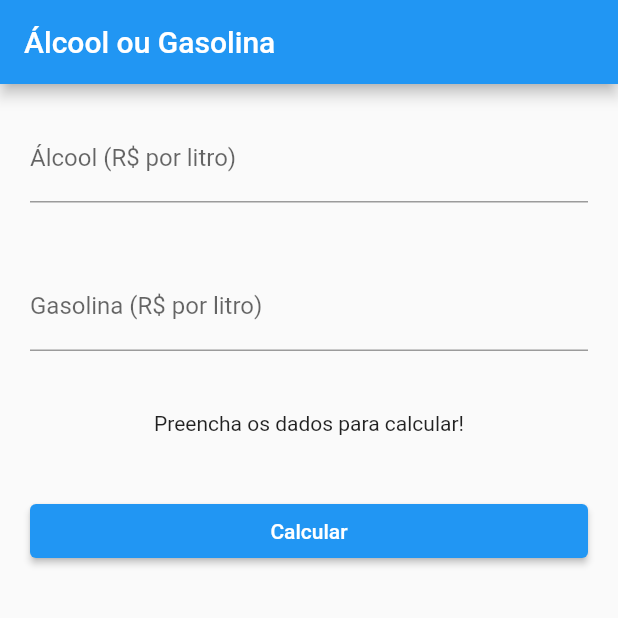
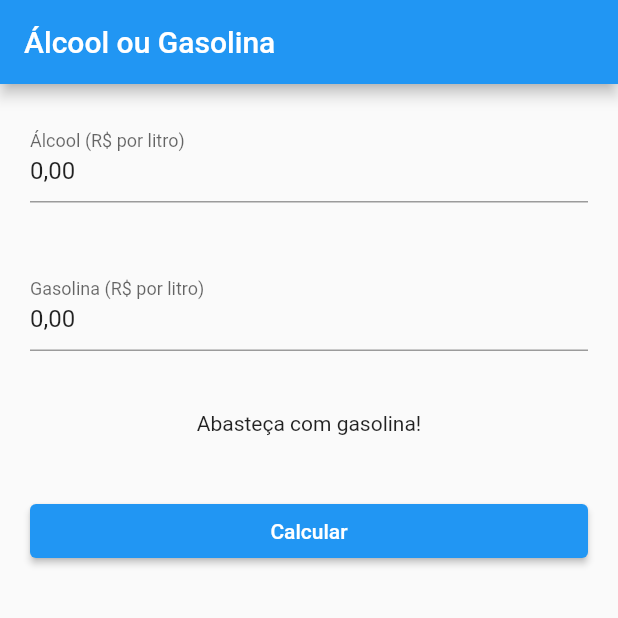
Before and after one commit to douglazsilva/alcohol_gasoline, a Flutter app: the screen it shows after launch, after a tap on "Calcular", on a phone screen of 412 x 824 dp, the top half of it. Run offline on Flutter 3.47's test engine with Material 2 defaults, Android fonts, the light colour scheme and no system bars; our stand-ins replace extended_masked_text.

Commit message:
add bloc to android

```diff
--- a/lib/blocs/calculation_bloc.dart
+++ b/lib/blocs/calculation_bloc.dart
@@ -0,0 +1,24 @@
+import 'dart:developer';
+
+import 'package:extended_masked_text/extended_masked_text.dart';
+
+class CalculationBloc {
+  var alcoholCtrl =
+      MoneyMaskedTextController(decimalSeparator: ',', precision: 2);
+  var gasolineCtrl =
+      MoneyMaskedTextController(decimalSeparator: ',', precision: 2);
+  var message = "Preencha os dados para calcular!";
+
+  calculate() {
+    double alcohol = alcoholCtrl.numberValue;
+    double gasoline = gasolineCtrl.numberValue;
+    double result = alcohol / gasoline;
+    log(result.toString());
+
+    if (result < 0.7) {
+      message = "Abasteça com Álcool!";
+    } else {
+      message = "Abasteça com gasolina!";
+    }
+  }
+}
--- a/lib/ui/android/pages/home_page.dart
+++ b/lib/ui/android/pages/home_page.dart
@@ -1,4 +1,6 @@
 import 'package:flutter/material.dart';
+
+import '../../../blocs/calculation_bloc.dart';
 
 class HomePage extends StatefulWidget {
   const HomePage({Key? key}) : super(key: key);
@@ -8,6 +10,8 @@ class HomePage extends StatefulWidget {
 }
 
 class _HomePageState extends State<HomePage> {
+  var bloc = CalculationBloc();
+
   @override
   Widget build(BuildContext context) {
     return Scaffold(
@@ -21,6 +25,7 @@ class _HomePageState extends State<HomePage> {
             child: TextFormField(
               decoration:
                   const InputDecoration(labelText: "Álcool (R\$ por litro)"),
+              controller: bloc.alcoholCtrl,
               keyboardType: TextInputType.number,
             ),
           ),
@@ -29,13 +34,14 @@ class _HomePageState extends State<HomePage> {
             child: TextFormField(
               decoration:
                   const InputDecoration(labelText: "Gasolina (R\$ por litro)"),
+              controller: bloc.gasolineCtrl,
               keyboardType: TextInputType.number,
             ),
           ),
-          const Padding(
-            padding: EdgeInsets.all(20),
+          Padding(
+            padding: const EdgeInsets.all(20),
             child: Text(
-              'Preencha os dados para calcular!',
+              bloc.message,
               textAlign: TextAlign.center,
             ),
           ),
@@ -44,7 +50,9 @@ class _HomePageState extends State<HomePage> {
               child: ElevatedButton(
                 child: const Text("Calcular"),
                 onPressed: () {
-                  setState(() {});
+                  setState(() {
+                    bloc.calculate();
+                  });
                 },
               )),
         ],
--- a/pubspec.yaml
+++ b/pubspec.yaml
@@ -34,6 +34,7 @@ dependencies:
   # The following adds the Cupertino Icons font to your application.
   # Use with the CupertinoIcons class for iOS style icons.
   cupertino_icons: ^1.0.2
+  extended_masked_text: ^2.3.1
 
 dev_dependencies:
   flutter_test:
```
Also changed, not shown: pubspec.lock.
